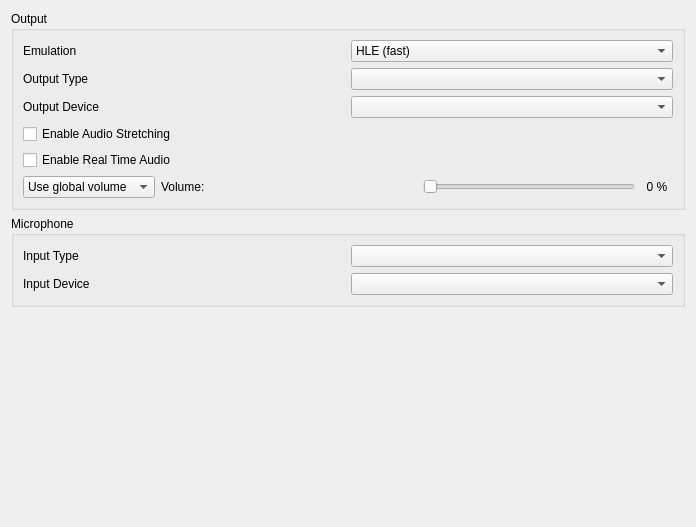
The window that src/citra_qt/configuration/configure_audio.ui (yeager/Borked3DS) describes before a commit, drawn with Qt 5.
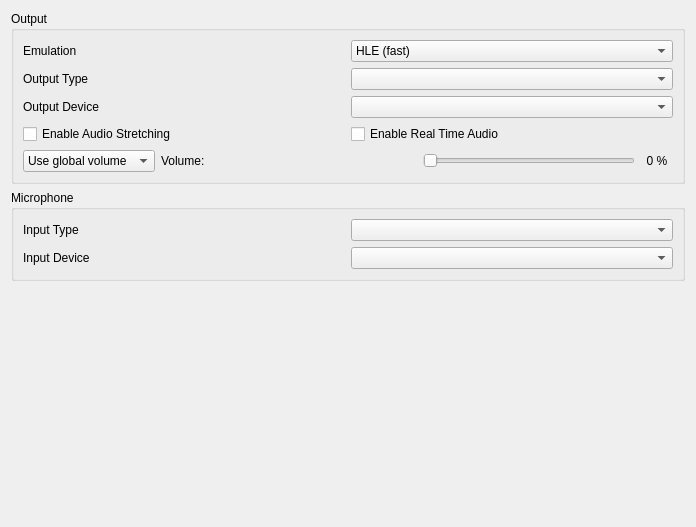
The same window after the commit.

Commit message: configure_audio.ui: Reorganize options

```diff
--- a/src/citra_qt/configuration/configure_audio.ui
+++ b/src/citra_qt/configuration/configure_audio.ui
@@ -86,6 +86,8 @@
        </layout>
       </item>
       <item>
+       <layout class="QGridLayout" name="gridLayout_0">
+        <item row="1" column="0">
        <widget class="QCheckBox" name="toggle_audio_stretching">
         <property name="toolTip">
          <string>&lt;html&gt;&lt;head/&gt;&lt;body&gt;&lt;p&gt;This post-processing effect adjusts audio speed to match emulation speed and helps prevent audio stutter. This however increases audio latency.&lt;/p&gt;&lt;/body&gt;&lt;/html&gt;</string>
@@ -95,7 +97,7 @@
         </property>
        </widget>
       </item>
-      <item>
+        <item row="1" column="1">
        <widget class="QCheckBox" name="toggle_realtime_audio">
         <property name="toolTip">
          <string>&lt;html&gt;&lt;head/&gt;&lt;body&gt;&lt;p&gt;Scales audio playback speed to account for drops in emulation framerate.&lt;/p&gt;&lt;p&gt;This means that audio will play at full speed even while the game framerate is low. May cause audio desync issues.&lt;/p&gt;&lt;/body&gt;&lt;/html&gt;</string>
@@ -104,6 +106,8 @@
          <string>Enable Real Time Audio</string>
         </property>
        </widget>
+        </item>
+       </layout>
       </item>
       <item>
        <widget class="QWidget" name="volume_layout" native="true">
```
Lines whose indentation alone changed are shown as unchanged.
